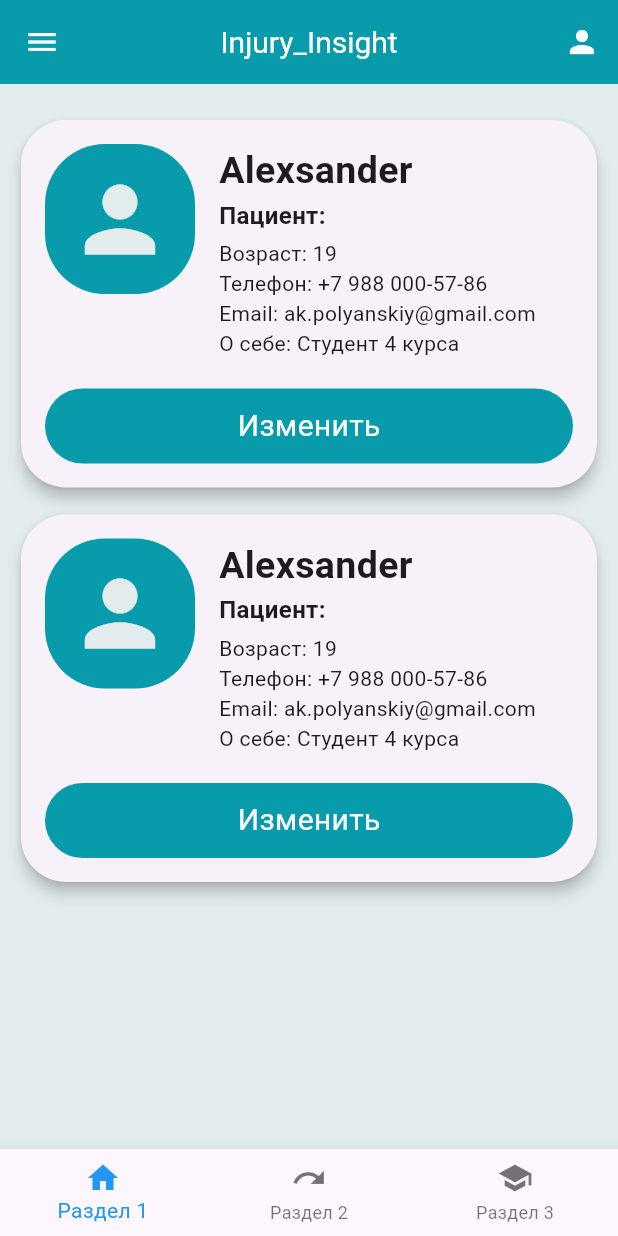
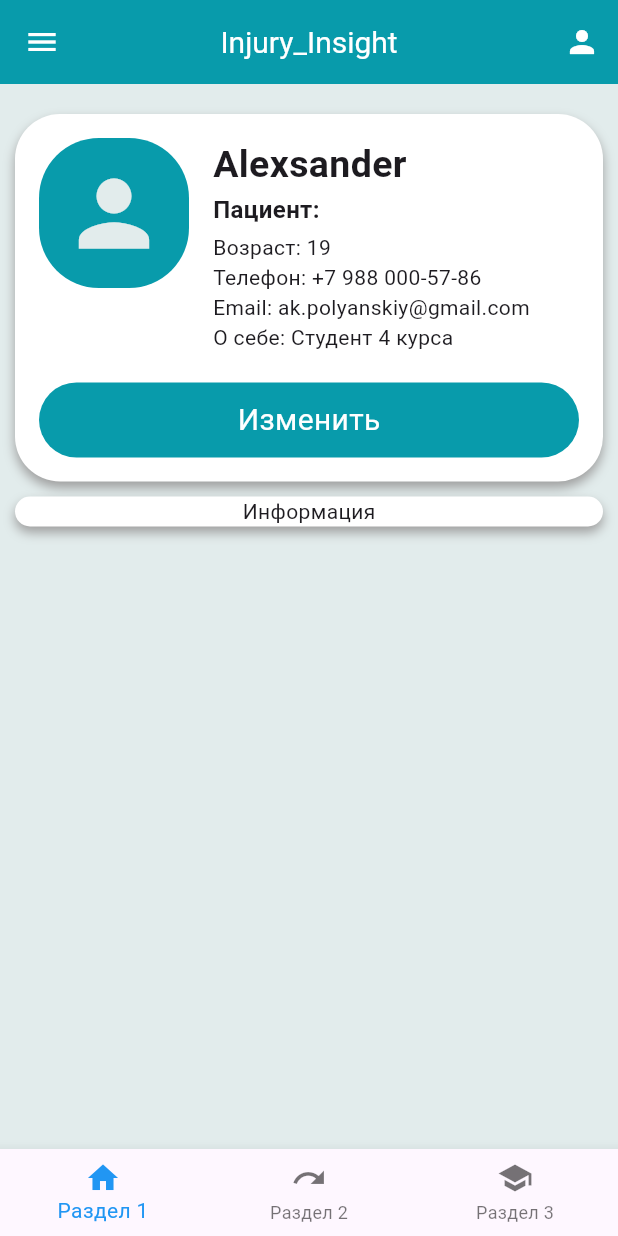
Before and after one commit to Alexsandr52/flutter-app-gwork, a Flutter app: the screen it shows after launch, on a phone screen of 412 x 824 dp. Run offline on Flutter 3.47's test engine with Material 3 defaults, Android fonts, the phone set to English and light mode, and no system bars.

Commit message:
fix card bugs

```diff
--- a/lib/main.dart
+++ b/lib/main.dart
@@ -4,7 +4,7 @@ import 'package:flutter/cupertino.dart';
 import 'package:flutter/material.dart';
 import 'package:flutter/widgets.dart';
 import 'package:gwork_flutter_application_1/pages/home_page.dart';
-import 'package:gwork_flutter_application_1/pages/auth_form.dart';
+// import 'package:gwork_flutter_application_1/pages/auth_form.dart';
 
 void main() {
   runApp(const MainApp());
--- a/lib/pages/home_page.dart
+++ b/lib/pages/home_page.dart
@@ -2,6 +2,7 @@
 
 import 'package:flutter/material.dart';
 import 'package:gwork_flutter_application_1/util/profile_card.dart';
+import 'package:gwork_flutter_application_1/util/box.dart';
 import 'package:gwork_flutter_application_1/util/nav_bar.dart';
 
 class HomePage extends StatefulWidget{
@@ -38,7 +39,14 @@ class _HomePageState extends State<HomePage> {
                 SizedBox(height: 10,),
                 ProfileCard(username: 'Alexsander', age: 19, status: 'Пациент', phone: '+7 988 000-57-86', email: 'ak.polyanskiy@gmail.com', selfInfo: 'Студент 4 курса',),
                 SizedBox(height: 10,),
-                ProfileCard(username: 'Alexsander', age: 19, status: 'Пациент', phone: '+7 988 000-57-86', email: 'ak.polyanskiy@gmail.com', selfInfo: 'Студент 4 курса',),
+                CastomBox(child:
+                  Column(
+                    children: [
+                      Text('Информация')
+                    ],
+                  ),
+                )
+
               ],
             ),
           ),
--- /dev/null
+++ b/lib/util/box.dart
@@ -0,0 +1,32 @@
+// ignore_for_file: prefer_const_constructors, prefer_const_literals_to_create_immutables, use_key_in_widget_constructors, prefer_const_constructors_in_immutables
+
+import 'package:flutter/material.dart';
+
+class CastomBox extends StatelessWidget {
+  final Widget child;
+
+  CastomBox({required this.child});
+
+  static const Color boxesColor = Color(0xffffffff);
+  static const Color constBackgroundColor = Color(0xffe2ecec);
+
+  @override
+  Widget build(BuildContext context) {
+    return Container(
+      width: double.infinity,
+      decoration: BoxDecoration(
+        color: boxesColor,
+        borderRadius: BorderRadius.circular(30),
+        boxShadow: [
+          BoxShadow(
+            color: Colors.grey,
+            offset: Offset(0.0, 4.0),
+            blurRadius: 6.0,
+          ),
+        ]
+      ),
+
+      child: child,
+    );
+  }
+}
--- a/lib/util/profile_card.dart
+++ b/lib/util/profile_card.dart
@@ -1,4 +1,4 @@
-// ignore_for_file: prefer_const_constructors
+// ignore_for_file: prefer_const_constructors, prefer_const_literals_to_create_immutables
 
 import 'package:flutter/cupertino.dart';
 import 'package:flutter/material.dart';
@@ -28,9 +28,21 @@ class ProfileCard extends StatelessWidget {
 
   @override
   Widget build(BuildContext context) {
-    return Card(
-      elevation: 4,
-      shape: RoundedRectangleBorder(borderRadius: BorderRadius.circular(30.0),),
+    return Container(
+      width: double.infinity,
+      decoration: BoxDecoration(
+        color: boxesColor,
+        borderRadius: BorderRadius.circular(30),
+        boxShadow: [
+          BoxShadow(
+            color: Colors.grey,
+            offset: Offset(0.0, 4.0),
+            blurRadius: 6.0,
+          ),
+        ]
+      ),
+      // elevation: 4,
+      // shape: RoundedRectangleBorder(borderRadius: BorderRadius.circular(30.0)),
       child: Padding(
         padding: const EdgeInsets.all(16.0),
         child:Column(
```
